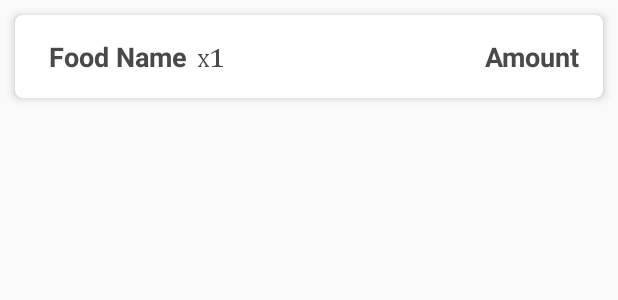
After one commit to kritarth1107/FoodGenee, an Android app: the layout order_row.xml on its own in the app's theme, with its tools: preview values and no code run, on a phone screen of 412 x 824 dp. The commit adds this screen. Shown: the top 300 px of the screen. Run offline under Robolectric (Android 15) with nearby library versions, the phone set to English and light mode, and no system bars.

Commit message:
aisehi kuchh bhi

```diff
--- a/app/build.gradle
+++ b/app/build.gradle
@@ -5,7 +5,7 @@ android {
     buildToolsVersion "29.0.1"
     defaultConfig {
         applicationId "com.foodgeene"
-        minSdkVersion 24
+        minSdkVersion 23
         targetSdkVersion 29
         versionCode 1
         versionName "1.0"
--- a/app/src/main/AndroidManifest.xml
+++ b/app/src/main/AndroidManifest.xml
@@ -30,7 +30,7 @@
             </intent-filter>
         </activity>
         <activity android:name=".login.LoginActivity"></activity>
-        <activity android:name=".payment.checksum" />
+        <activity android:name=".payment.Checksum" />
         <activity
             android:name="com.paytm.pgsdk.PaytmPGActivity"
             android:configChanges="keyboardHidden|orientation|keyboard"
--- a/app/src/main/java/com/foodgeene/MainActivity.java
+++ b/app/src/main/java/com/foodgeene/MainActivity.java
@@ -12,6 +12,7 @@ import android.view.View;
 import android.widget.Button;
 
 import com.foodgeene.SessionManager.SessionManager;
+import com.foodgeene.cart.Orders;
 import com.foodgeene.home.Home;
 import com.foodgeene.profile.Profile;
 import com.foodgeene.scanner.ScannerActivity;
@@ -55,6 +56,9 @@ public class MainActivity extends AppCompatActivity {
                     startActivity(new Intent(getApplicationContext(), ScannerActivity.class));
                     break;
                 case R.id.nav_cart:
+                    Current_Tab="Cart";
+                    fragment = new Orders();
+                    loadFragment(fragment);
                     break;
                 case R.id.nav_profile:
                     Current_Tab="Profile";
--- a/app/src/main/java/com/foodgeene/payment/checksum.java
+++ b/app/src/main/java/com/foodgeene/payment/Checksum.java
@@ -21,7 +21,7 @@ import org.json.JSONObject;
 import java.util.ArrayList;
 import java.util.HashMap;
 
-public class checksum {
+public class Checksum {
 
     @SerializedName("CHECKSUMHASH")
     private String checksumHash;
@@ -32,7 +32,7 @@ public class checksum {
     @SerializedName("payt_STATUS")
     private String paytStatus;
 
-    public checksum(String checksumHash, String orderId, String paytStatus) {
+    public Checksum(String checksumHash, String orderId, String paytStatus) {
         this.checksumHash = checksumHash;
         this.orderId = orderId;
         this.paytStatus = paytStatus;
--- a/app/src/main/java/network/RetrofitClient.java
+++ b/app/src/main/java/network/RetrofitClient.java
@@ -17,6 +17,7 @@ public class RetrofitClient {
         HttpLoggingInterceptor loggingInterceptor = new HttpLoggingInterceptor();
         loggingInterceptor.level(HttpLoggingInterceptor.Level.BODY);
         client.addInterceptor(loggingInterceptor);
+
         if (retrofit==null){
             retrofit = new Retrofit.Builder()
                     .baseUrl(BASE_URL)
--- /dev/null
+++ b/app/src/main/res/layout/order_row.xml
@@ -0,0 +1,78 @@
+<?xml version="1.0" encoding="utf-8"?>
+<RelativeLayout xmlns:android="http://schemas.android.com/apk/res/android"
+    xmlns:app="http://schemas.android.com/apk/res-auto"
+    android:orientation="vertical"
+    android:layout_width="match_parent"
+    android:layout_height="wrap_content">
+
+    <androidx.cardview.widget.CardView
+        android:layout_margin="10dp"
+        app:cardElevation="4dp"
+        app:cardCornerRadius="5dp"
+        android:layout_width="match_parent"
+        android:layout_height="wrap_content">
+
+        <LinearLayout
+            android:orientation="horizontal"
+            android:padding="15dp"
+            android:layout_width="match_parent"
+            android:layout_height="match_parent">
+            <LinearLayout
+                android:orientation="horizontal"
+                android:layout_width="0dp"
+                android:layout_height="wrap_content"
+                android:layout_weight="0.7">
+
+                <TextView
+                    android:id="@+id/Name_cart"
+                    android:textSize="18sp"
+                    android:layout_width="wrap_content"
+                    android:layout_height="wrap_content"
+                    android:layout_marginLeft="7dp"
+                    android:text="Food Name"
+                    android:textStyle="bold"
+                    android:textColor="@color/humara_black"/>
+
+                <TextView
+                    android:fontFamily="@font/cambria"
+                    android:textSize="13sp"
+                    android:layout_width="wrap_content"
+                    android:layout_height="wrap_content"
+                    android:layout_marginLeft="7dp"
+                    android:text="X"
+                    android:textColor="@color/humara_black"/>
+
+                <TextView
+                    android:id="@+id/Quantity_cart"
+                    android:fontFamily="@font/cambria"
+                    android:textSize="18sp"
+                    android:layout_width="wrap_content"
+                    android:layout_height="wrap_content"
+                    android:text="1"
+                    android:textColor="@color/humara_black"/>
+
+            </LinearLayout>
+            <LinearLayout
+                android:gravity="end"
+                android:orientation="horizontal"
+                android:layout_width="0dp"
+                android:layout_height="wrap_content"
+                android:layout_weight="0.3">
+
+                <TextView
+                    android:id="@+id/Amount_Cart"
+                    android:textSize="18sp"
+                    android:layout_width="wrap_content"
+                    android:layout_height="wrap_content"
+                    android:layout_marginLeft="7dp"
+                    android:text="Amount"
+                    android:textStyle="bold"
+                    android:textColor="@color/humara_black"/>
+
+            </LinearLayout>
+        </LinearLayout>
+
+    </androidx.cardview.widget.CardView>
+
+
+</RelativeLayout>
```
Also changed, not shown: app/src/main/java/com/foodgeene/cart/CartModel.java (deleted, +0 -55 lines), app/src/main/java/com/foodgeene/cart/Order.java (added, +98 -0 lines), app/src/main/java/com/foodgeene/cart/Orderlist.java (added, +32 -0 lines), app/src/main/java/com/foodgeene/cart/OrderlistAdapter.java (added, +74 -0 lines), app/src/main/java/com/foodgeene/cart/Orders.java (+65 -3 lines), app/src/main/java/com/foodgeene/cart/Product.java (added, +42 -0 lines), app/src/main/java/com/foodgeene/payment/PaymentMethod.java (+40 -12 lines), app/src/main/java/com/foodgeene/restraunt/RestrauntAdapter.java (+1 -8 lines), app/src/main/java/network/FoodGeneeAPI.java (+13 -6 lines), app/src/main/res/layout/fragment_orders.xml (+3 -5 lines).
